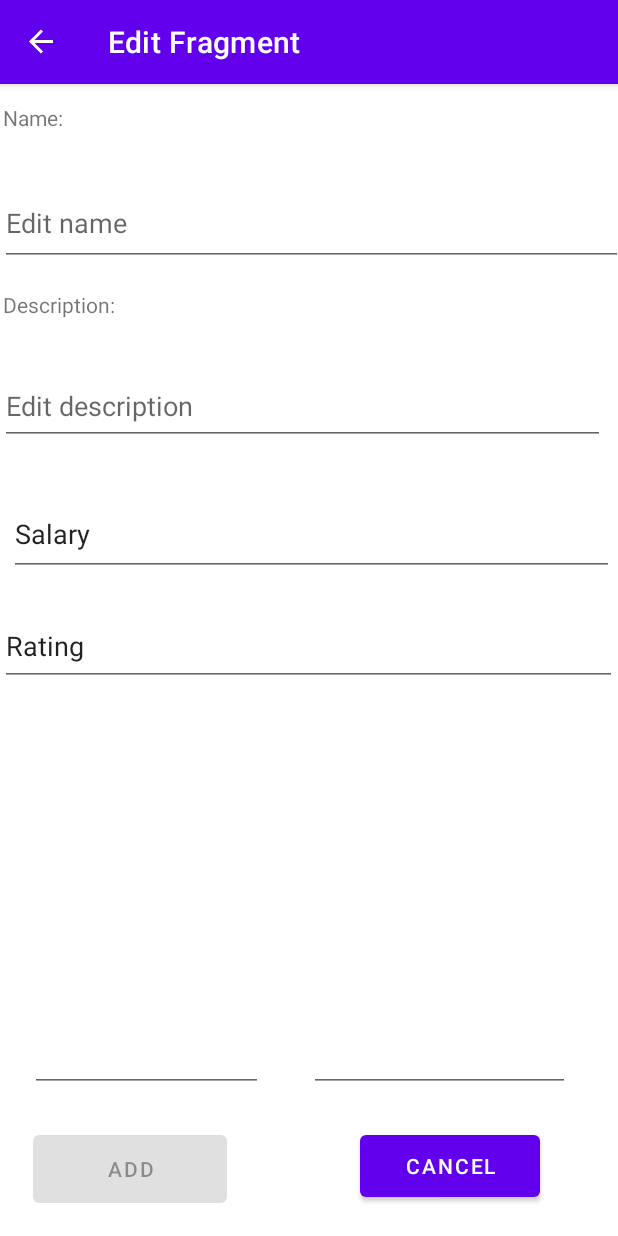
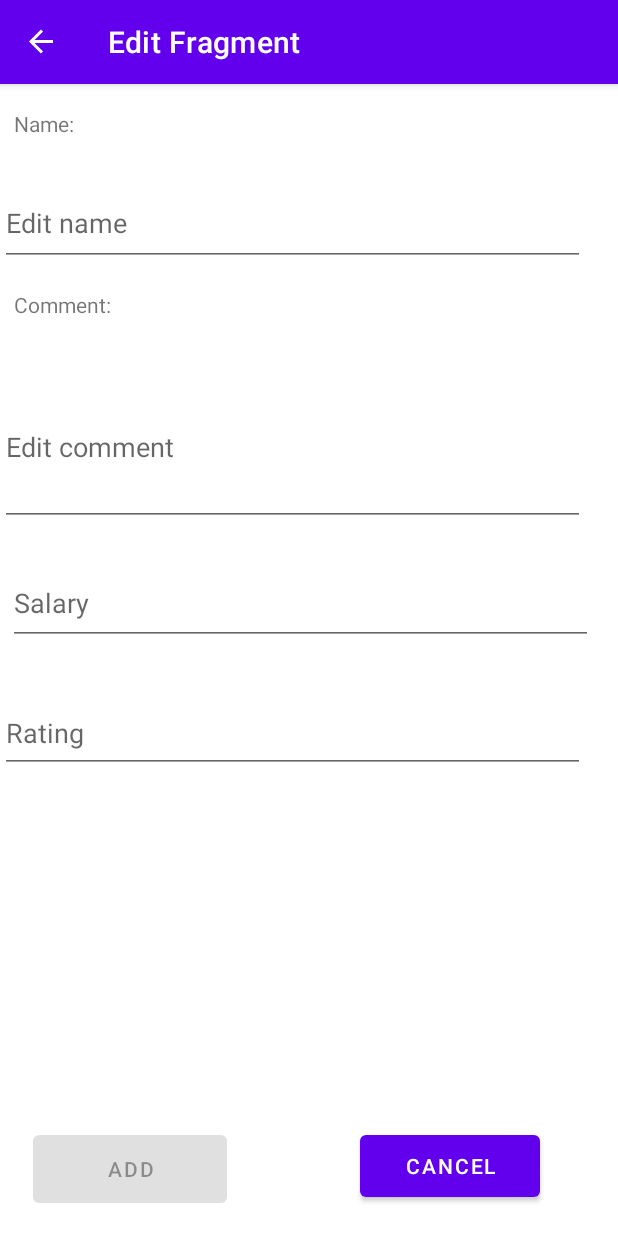
Before and after one commit to StefiMilenko/Android, an Android app: the ListFragment screen opened through its navigation route, after a tap on an icon or button, on a phone screen of 412 x 824 dp. Run offline under Robolectric (Android 15) with nearby library versions, the phone set to English and light mode, and no system bars; our stand-ins replace Firebase (no records; nobody signed in at launch, a user with empty details on screens opened directly), navigation-ui.

```diff
--- a/app/src/main/java/elfak/mosis/mobproj/EditFragment.kt
+++ b/app/src/main/java/elfak/mosis/mobproj/EditFragment.kt
@@ -64,7 +64,7 @@ class EditFragment : Fragment() {
         val editDesc: EditText = requireView().findViewById<EditText>(R.id.editposao_desc_edit)
         val editSalary: EditText = requireView().findViewById<EditText>(R.id.editposao_salary_edit)
         val editStars: EditText = requireView().findViewById<EditText>(R.id.editposao_stars_edit)
-        val editLong: EditText = requireView().findViewById<EditText>(R.id.editposao_long_edit)
+        /*val editLong: EditText = requireView().findViewById<EditText>(R.id.editposao_long_edit)
         val longObserver = Observer<String> { newValue ->
             editLong.setText(newValue.toString())
         }
@@ -73,7 +73,7 @@ class EditFragment : Fragment() {
         val latObserver = Observer<String> { newValue ->
             editLat.setText(newValue.toString())
         }
-        locationViewModel.latitude.observe(viewLifecycleOwner, latObserver)
+        locationViewModel.latitude.observe(viewLifecycleOwner, latObserver)*/
         if (posaoViewModel.selected!=null){
             editName.setText(posaoViewModel.selected?.name)
             editName.setText(posaoViewModel.selected?.description)
@@ -99,8 +99,10 @@ class EditFragment : Fragment() {
             val desc: String = editDesc.text.toString()
             val salary: String = editSalary.text.toString()
             val stars: String = editStars.text.toString()
-            val long:String = editLong.text.toString()
-            val lat:String = editLat.text.toString()
+            //val long:String = editLong.text.toString()
+            //val lat:String = editLat.text.toString()
+            val long:String = locationViewModel.userlongitude.value!!
+            val lat:String = locationViewModel.userlatitude.value!!
             if(posaoViewModel.selected!=null){
                 posaoViewModel.selected?.name = name
                 posaoViewModel.selected?.description = desc
--- a/app/src/main/java/elfak/mosis/mobproj/HomeFragment.kt
+++ b/app/src/main/java/elfak/mosis/mobproj/HomeFragment.kt
@@ -40,7 +40,7 @@ class HomeFragment : Fragment() {
         auth=FirebaseAuth.getInstance()
         user = auth.currentUser!!;
         textView =  requireView().findViewById(R.id.textview_first)
-        textView.setText(user.email)
+        textView.setText("Hello " + user.email)
         binding.buttonFirst.setOnClickListener {
             findNavController().navigate(R.id.action_HomeFragment_to_ListFragment)
         }
--- a/app/src/main/java/elfak/mosis/mobproj/MainActivity.kt
+++ b/app/src/main/java/elfak/mosis/mobproj/MainActivity.kt
@@ -42,6 +42,7 @@ class MainActivity : AppCompatActivity() {
         else {
             //textView.setText(user.email)
         }
+
 
         binding = ActivityMainBinding.inflate(layoutInflater)
         setContentView(binding.root)
--- a/app/src/main/java/elfak/mosis/mobproj/RegisterActivity.kt
+++ b/app/src/main/java/elfak/mosis/mobproj/RegisterActivity.kt
@@ -78,10 +78,7 @@ class RegisterActivity : AppCompatActivity() {
                 } else {
                     // Registration failed
                     Toast.makeText(
-                        this,
-                        "Registration failed: ${task.exception?.message}",
-                        Toast.LENGTH_SHORT
-                    ).show()
+                        this,"Registration failed: ${task.exception?.message}", Toast.LENGTH_SHORT).show()
                 }
             }
     }
--- a/app/src/main/java/elfak/mosis/mobproj/model/PosaoViewModel.kt
+++ b/app/src/main/java/elfak/mosis/mobproj/model/PosaoViewModel.kt
@@ -1,6 +1,7 @@
 package elfak.mosis.mobproj.model
 
 import android.annotation.SuppressLint
+import androidx.fragment.app.activityViewModels
 import androidx.lifecycle.LiveData
 import androidx.lifecycle.MutableLiveData
 import androidx.lifecycle.ViewModel
@@ -22,6 +23,10 @@ class PosaoViewModel: ViewModel() {
     private lateinit var db: FirebaseDatabase
     private lateinit var ref: DatabaseReference
 
+    var isUserSet: Boolean = false
+
+    private val _userlat = MutableLiveData<String>()
+    private val _userlog = MutableLiveData<String>()
 
     private val storage = Firebase.storage
     private val _actionState = MutableLiveData<ActionState>()
@@ -39,6 +44,16 @@ class PosaoViewModel: ViewModel() {
     val longitude: LiveData<String> = _longitude
     private val _latitude = MutableLiveData<String>()
     val latitude: LiveData<String> = _latitude
+
+    private val _namefilter = MutableLiveData<String>()
+    val namefilter : LiveData<String> = _namefilter
+    private val _salaryfilter = MutableLiveData<String>()
+    val salaryfilter : LiveData<String> = _salaryfilter
+    private val _starsfilter = MutableLiveData<String>()
+    val starsfilter : LiveData<String> = _starsfilter
+    private val _radiusfilter = MutableLiveData<String>()
+    val radiusfilter : LiveData<String> = _radiusfilter
+
 
     var funUpdatePosao: ((Posao)-> Unit)? = null
     var posaoLiveData: MutableLiveData<List<Posao>> = MutableLiveData()
@@ -58,13 +73,11 @@ class PosaoViewModel: ViewModel() {
         val size = string.length
         val substrings: MutableList<String> = mutableListOf()
         for (substringSize in 1 ..size){
-            substrings.add(string.substring(0, substringSize))
+            var smallString = string.substring(0, substringSize).lowercase()
+            smallString = smallString.lowercase()
+            substrings.add(smallString.lowercase())
         }
         return substrings
-    }
-
-    fun putPosaotoDB(){
-        val uuid = UUID.randomUUID().toString()
     }
 
     fun putPosao(uuid: String){
@@ -106,7 +119,7 @@ class PosaoViewModel: ViewModel() {
     }
 
     fun fetchAllPosao() {
-        val posaoList = mutableListOf<Posao>()
+        var posaoList = mutableListOf<Posao>()
         ref = FirebaseDatabase.getInstance().reference.child("posao")
         ref.addListenerForSingleValueEvent(object : ValueEventListener {
             override fun onDataChange(snapshot: DataSnapshot) {
@@ -115,6 +128,18 @@ class PosaoViewModel: ViewModel() {
                     posao?.let {
                         posaoList.add(it)
                     }
+                }
+                if (_namefilter.value != null && _namefilter.value!! != "") {
+                    posaoList = posaoList.filter{it.names!!.contains(_namefilter.value!!)} as MutableList<Posao>
+                }
+                if (_salaryfilter.value != null && _salaryfilter.value!! != "") {
+                    posaoList = posaoList.filter{it.salary!!.toInt() >= _salaryfilter.value!!.toInt()} as MutableList<Posao>
+                }
+                if (_starsfilter.value != null && _starsfilter.value!! != "") {
+                    posaoList = posaoList.filter{it.stars!!.toInt() >= _starsfilter.value!!.toInt()} as MutableList<Posao>
+                }
+                if (_radiusfilter.value != null && _radiusfilter.value!! != "" && isUserSet!= false) {
+                    posaoList = posaoList.filter{filterByRadius(it)} as MutableList<Posao>
                 }
                 PosaoList = posaoList as ArrayList<Posao>
                 posaoLiveData.postValue(posaoList)
@@ -126,9 +151,47 @@ class PosaoViewModel: ViewModel() {
         })
     }
 
+    private fun filterByRadius(posao: Posao) : Boolean {
+        val km = _radiusfilter.value!!.toDouble()
+        val rad = km / 111
+        if (posao.latitude!!.toDouble()<=_userlat.value!!.toDouble()+rad &&
+            posao.latitude!!.toDouble()>=_userlat.value!!.toDouble()-rad &&
+            posao.longitude!!.toDouble()<=_userlog.value!!.toDouble()+rad &&
+            posao.longitude!!.toDouble()>=_userlog.value!!.toDouble()-rad){
+            return true
+        }
+        return false
+    }
+
+    fun addUserPosition(lat : String, log : String) {
+        _userlat.postValue(lat)
+        _userlog.postValue(log)
+    }
+
+
+    fun setFilters(filterName : String, filterSalary: String, filterStars: String, filterRadius : String){
+        if (filterName != null && filterName != "")
+        {
+            _namefilter.value = filterName
+        }
+        if (filterSalary != null && filterSalary != "")
+        {
+            _salaryfilter.value = filterSalary
+        }
+        if (filterStars != null && filterStars != "")
+        {
+            _starsfilter.value = filterStars
+        }
+        if (filterRadius != null && filterRadius != "")
+        {
+            _radiusfilter.value = filterRadius
+        }
+    }
+
+
     /*fun setNameQuery(){
         if (posaoNameFilter.value != null && _nameFilterOn.value!!) {
-            query = db.cillection("posao").orderBy("name")
+            query = db.collection("posao").orderBy("name")
                 .WhereArrayContains("nameQueryList", posaoNameFilter.value!!)
         }
     }
--- a/app/src/main/res/layout/activity_login.xml
+++ b/app/src/main/res/layout/activity_login.xml
@@ -22,7 +22,7 @@
         android:layout_width="331dp"
         android:layout_height="48dp"
         android:layout_marginTop="356dp"
-        android:text="Email"
+        android:hint="Email"
         app:layout_constraintEnd_toEndOf="parent"
         app:layout_constraintStart_toStartOf="parent"
         app:layout_constraintTop_toTopOf="parent" />
@@ -32,7 +32,7 @@
         android:layout_width="348dp"
         android:layout_height="49dp"
         android:layout_marginBottom="180dp"
-        android:text="Password"
+        android:hint="Password"
         app:layout_constraintBottom_toBottomOf="parent"
         app:layout_constraintEnd_toEndOf="parent"
         app:layout_constraintHorizontal_bias="0.365"
--- a/app/src/main/res/layout/activity_register.xml
+++ b/app/src/main/res/layout/activity_register.xml
@@ -22,7 +22,7 @@
         android:layout_width="331dp"
         android:layout_height="48dp"
         android:layout_marginTop="384dp"
-        android:text="Email"
+        android:hint="Email"
         app:layout_constraintEnd_toEndOf="parent"
         app:layout_constraintStart_toStartOf="parent"
         app:layout_constraintTop_toTopOf="parent" />
@@ -32,7 +32,7 @@
         android:layout_width="348dp"
         android:layout_height="49dp"
         android:layout_marginBottom="164dp"
-        android:text="Password"
+        android:hint="Password"
         app:layout_constraintBottom_toBottomOf="parent"
         app:layout_constraintEnd_toEndOf="parent"
         app:layout_constraintHorizontal_bias="0.634"
--- a/app/src/main/res/layout/fragment_edit.xml
+++ b/app/src/main/res/layout/fragment_edit.xml
@@ -11,7 +11,7 @@
 
     <EditText
         android:id="@+id/editposao_name_edit"
-        android:layout_width="415dp"
+        android:layout_width="390dp"
         android:layout_height="57dp"
         android:layout_marginTop="64dp"
         android:hint="Edit name"
@@ -22,10 +22,10 @@
 
     <EditText
         android:id="@+id/editposao_desc_edit"
-        android:layout_width="403dp"
-        android:layout_height="51dp"
+        android:layout_width="390dp"
+        android:layout_height="105dp"
         android:layout_marginTop="68dp"
-        android:hint="Edit description"
+        android:hint="Edit comment"
         app:layout_constraintStart_toStartOf="parent"
         app:layout_constraintTop_toBottomOf="@+id/editposao_name_edit" />
 
@@ -33,11 +33,11 @@
         android:id="@+id/editposao_name_text"
         android:layout_width="117dp"
         android:layout_height="39dp"
-        android:layout_marginBottom="12dp"
+        android:layout_marginBottom="8dp"
         android:text="@string/editposao_name_label"
         app:layout_constraintBottom_toTopOf="@+id/editposao_name_edit"
         app:layout_constraintEnd_toEndOf="parent"
-        app:layout_constraintHorizontal_bias="0.006"
+        app:layout_constraintHorizontal_bias="0.032"
         app:layout_constraintStart_toStartOf="parent" />
 
     <TextView
@@ -48,7 +48,7 @@
         android:text="@string/editposao_desc_label"
         app:layout_constraintBottom_toTopOf="@+id/editposao_desc_edit"
         app:layout_constraintEnd_toEndOf="parent"
-        app:layout_constraintHorizontal_bias="0.006"
+        app:layout_constraintHorizontal_bias="0.031"
         app:layout_constraintStart_toStartOf="parent" />
 
     <Button
@@ -78,7 +78,8 @@
         android:layout_height="54dp"
         android:layout_marginStart="20dp"
         android:layout_marginBottom="96dp"
-        android:text="Latitude"
+        android:visibility="invisible"
+        android:hint="Latitude"
         app:layout_constraintBottom_toBottomOf="parent"
         app:layout_constraintStart_toStartOf="parent" />
 
@@ -88,27 +89,30 @@
         android:layout_height="56dp"
         android:layout_marginEnd="32dp"
         android:layout_marginBottom="96dp"
-        android:text="Longitude"
+        android:visibility="invisible"
+        android:hint="Longitude"
         app:layout_constraintBottom_toBottomOf="parent"
         app:layout_constraintEnd_toEndOf="parent" />
 
     <EditText
         android:id="@+id/editposao_salary_edit"
-        android:layout_width="403dp"
+        android:layout_width="390dp"
         android:layout_height="55dp"
-        android:layout_marginTop="32dp"
-        android:text="@string/edit_salary"
+        android:layout_marginTop="24dp"
+        android:hint="@string/edit_salary"
+        android:inputType="number"
         app:layout_constraintEnd_toEndOf="parent"
-        app:layout_constraintHorizontal_bias="0.666"
+        app:layout_constraintHorizontal_bias="0.238"
         app:layout_constraintStart_toStartOf="parent"
         app:layout_constraintTop_toBottomOf="@+id/editposao_desc_edit" />
 
     <EditText
         android:id="@+id/editposao_stars_edit"
-        android:layout_width="411dp"
+        android:layout_width="390dp"
         android:layout_height="53dp"
-        android:layout_marginTop="20dp"
-        android:text="@string/edit_stars"
+        android:layout_marginTop="32dp"
+        android:inputType="number"
+        android:hint="@string/edit_stars"
         app:layout_constraintStart_toStartOf="parent"
         app:layout_constraintTop_toBottomOf="@+id/editposao_salary_edit" />
 
--- a/app/src/main/res/values/strings.xml
+++ b/app/src/main/res/values/strings.xml
@@ -16,7 +16,7 @@
     <string name="hello_list_fragment">Hello second fragment. Arg: %1$s</string>
 
     <string name="editposao_name_label">Name:</string>
-    <string name="editposao_desc_label">Description:</string>
+    <string name="editposao_desc_label">Comment:</string>
     <!-- TODO: Remove or change this placeholder text -->
     <string name="hello_blank_fragment">Hello blank fragment</string>
     <string name="action_logout">Log Out</string>
@@ -25,4 +25,8 @@
     <string name="action_posaolist">Posao List</string>
     <string name="edit_stars">Rating</string>
     <string name="edit_salary">Salary</string>
+    <string name="filter_radius_string">Radius in km</string>
+    <string name="filter_stars_string">Filter by rating</string>
+    <string name="filter_salary_string">Filter by salary</string>
+    <string name="filter_name_string">Filter by name</string>
 </resources>
```
Also changed, not shown: app/src/main/java/elfak/mosis/mobproj/ListFragment.kt (+10 -6 lines), app/src/main/java/elfak/mosis/mobproj/MapFragment.kt (+49 -10 lines), app/src/main/java/elfak/mosis/mobproj/model/LocationViewModel.kt (+33 -0 lines), app/src/main/res/layout/fragment_list.xml (+3 -11 lines), app/src/main/res/layout/fragment_map.xml (+67 -13 lines).
